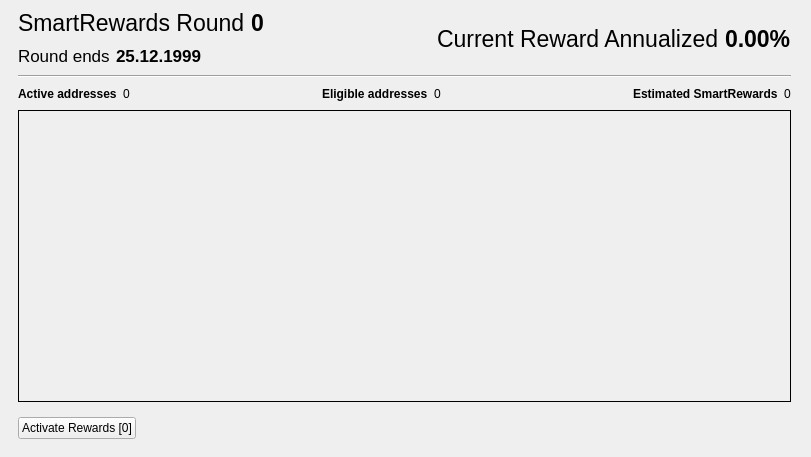
The window that src/qt/forms/smartrewardslist.ui (SmartCash/Core-Smart) describes before a commit, drawn with Qt 5.
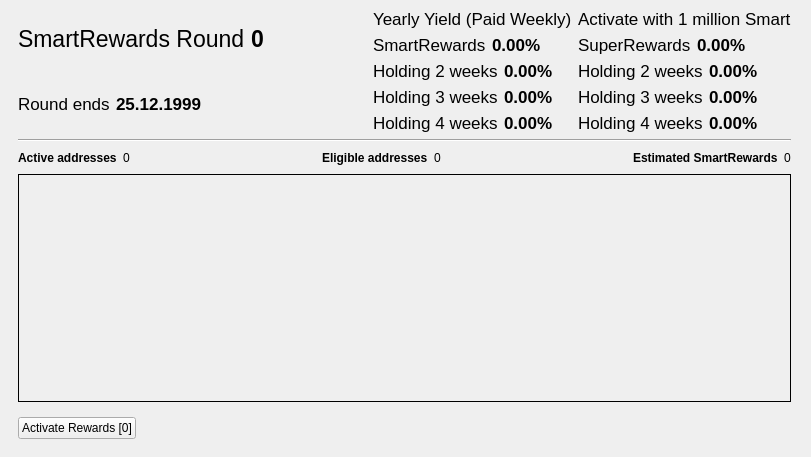
The same window after the commit. The open tabs and pages were chosen to show the change. Custom widgets are drawn as their Qt base class.

Commit message: Add Reward % on SmartRewards Tab

The edit to the form file:
```diff
--- a/src/qt/forms/smartrewardslist.ui
+++ b/src/qt/forms/smartrewardslist.ui
@@ -259,17 +259,31 @@
             </item>
            </layout>
           </item>
-          <item>
-           <layout class="QHBoxLayout" name="horizontalLayout_14">
+         <item>
+          <layout class="QVBoxLayout" name="verticalLayout_6">
             <item>
              <widget class="QLabel" name="label_21">
               <property name="font">
                <font>
-                <pointsize>17</pointsize>
+                <pointsize>13</pointsize>
                </font>
               </property>
               <property name="text">
-               <string>Current Reward Annualized</string>
+               <string>Yearly Yield (Paid Weekly)</string>
+              </property>
+             </widget>
+            </item>
+           <item>
+           <layout class="QHBoxLayout" name="horizontalLayout_14">
+            <item>
+             <widget class="QLabel" name="label_211">
+              <property name="font">
+               <font>
+                <pointsize>13</pointsize>
+               </font>
+              </property>
+              <property name="text">
+               <string>SmartRewards</string>
               </property>
              </widget>
             </item>
@@ -277,7 +291,7 @@
              <widget class="QLabel" name="percentLabel">
               <property name="font">
                <font>
-                <pointsize>17</pointsize>
+                <pointsize>13</pointsize>
                 <weight>75</weight>
                 <bold>true</bold>
                </font>
@@ -288,6 +302,234 @@
              </widget>
             </item>
            </layout>
+          </item>
+              <item>
+               <layout class="QHBoxLayout" name="horizontalLayout_15">
+             <item>
+             <widget class="QLabel" name="label_212">
+              <property name="font">
+               <font>
+                <pointsize>13</pointsize>
+               </font>
+              </property>
+              <property name="text">
+               <string>Holding 2 weeks</string>
+              </property>
+             </widget>
+            </item>
+            <item>
+             <widget class="QLabel" name="percentLabelTwo">
+              <property name="font">
+               <font>
+                <pointsize>13</pointsize>
+                <weight>75</weight>
+                <bold>true</bold>
+               </font>
+              </property>
+              <property name="text">
+               <string>0.00%</string>
+              </property>
+             </widget>
+            </item>
+           </layout>
+          </item>
+             <item>
+               <layout class="QHBoxLayout" name="horizontalLayout_16">
+             <item>
+             <widget class="QLabel" name="label_213">
+              <property name="font">
+               <font>
+                <pointsize>13</pointsize>
+               </font>
+              </property>
+              <property name="text">
+               <string>Holding 3 weeks</string>
+              </property>
+             </widget>
+            </item>
+            <item>
+             <widget class="QLabel" name="percentLabelThree">
+              <property name="font">
+               <font>
+                <pointsize>13</pointsize>
+                <weight>75</weight>
+                <bold>true</bold>
+               </font>
+              </property>
+              <property name="text">
+               <string>0.00%</string>
+              </property>
+             </widget>
+            </item>
+           </layout>
+          </item>
+             <item>
+               <layout class="QHBoxLayout" name="horizontalLayout_17">
+             <item>
+             <widget class="QLabel" name="label_214">
+              <property name="font">
+               <font>
+                <pointsize>13</pointsize>
+               </font>
+              </property>
+              <property name="text">
+               <string>Holding 4 weeks</string>
+              </property>
+             </widget>
+            </item>
+            <item>
+             <widget class="QLabel" name="percentLabelFour">
+              <property name="font">
+               <font>
+                <pointsize>13</pointsize>
+                <weight>75</weight>
+                <bold>true</bold>
+               </font>
+              </property>
+              <property name="text">
+               <string>0.00%</string>
+              </property>
+             </widget>
+            </item>
+           </layout>
+          </item>
+         </layout>
+        </item>       
+         <item>
+          <layout class="QVBoxLayout" name="verticalLayout_7">
+            <item>
+             <widget class="QLabel" name="label_215">
+              <property name="font">
+               <font>
+                <pointsize>13</pointsize>
+               </font>
+              </property>
+              <property name="text">
+               <string>Activate with 1 million Smart</string>
+              </property>
+             </widget>
+            </item>
+           <item>
+           <layout class="QHBoxLayout" name="horizontalLayout_18">
+            <item>
+             <widget class="QLabel" name="label_216">
+              <property name="font">
+               <font>
+                <pointsize>13</pointsize>
+               </font>
+              </property>
+              <property name="text">
+               <string>SuperRewards</string>
+              </property>
+             </widget>
+            </item>
+            <item>
+             <widget class="QLabel" name="percentLabelSuper">
+              <property name="font">
+               <font>
+                <pointsize>13</pointsize>
+                <weight>75</weight>
+                <bold>true</bold>
+               </font>
+              </property>
+              <property name="text">
+               <string>0.00%</string>
+              </property>
+             </widget>
+            </item>
+           </layout>
+          </item>
+          <item>
+           <layout class="QHBoxLayout" name="horizontalLayout_19">
+            <item>
+             <widget class="QLabel" name="label_217">
+              <property name="font">
+               <font>
+                <pointsize>13</pointsize>
+               </font>
+              </property>
+              <property name="text">
+               <string>Holding 2 weeks</string>
+              </property>
+             </widget>
+            </item>
+            <item>
+             <widget class="QLabel" name="percentLabelSuperTwo">
+              <property name="font">
+               <font>
+                <pointsize>13</pointsize>
+                <weight>75</weight>
+                <bold>true</bold>
+               </font>
+              </property>
+              <property name="text">
+               <string>0.00%</string>
+              </property>
+             </widget>
+            </item>
+           </layout>
+          </item>
+          <item>
+           <layout class="QHBoxLayout" name="horizontalLayout_20">
+            <item>
+             <widget class="QLabel" name="label_218">
+              <property name="font">
+               <font>
+                <pointsize>13</pointsize>
+               </font>
+              </property>
+              <property name="text">
+               <string>Holding 3 weeks</string>
+              </property>
+             </widget>
+            </item>
+            <item>
+             <widget class="QLabel" name="percentLabelSuperThree">
+              <property name="font">
+               <font>
+                <pointsize>13</pointsize>
+                <weight>75</weight>
+                <bold>true</bold>
+               </font>
+              </property>
+              <property name="text">
+               <string>0.00%</string>
+              </property>
+             </widget>
+            </item>
+           </layout>
+          </item>
+          <item>
+           <layout class="QHBoxLayout" name="horizontalLayout_21">
+            <item>
+             <widget class="QLabel" name="label_219">
+              <property name="font">
+               <font>
+                <pointsize>13</pointsize>
+               </font>
+              </property>
+              <property name="text">
+               <string>Holding 4 weeks</string>
+              </property>
+             </widget>
+            </item>
+            <item>
+             <widget class="QLabel" name="percentLabelSuperFour">
+              <property name="font">
+               <font>
+                <pointsize>13</pointsize>
+                <weight>75</weight>
+                <bold>true</bold>
+               </font>
+              </property>
+              <property name="text">
+               <string>0.00%</string>
+              </property>
+             </widget>
+            </item>
+           </layout>
+          </item>
+          </layout>
           </item>
          </layout>
         </widget>
```
The commit also changes 3 other files.
